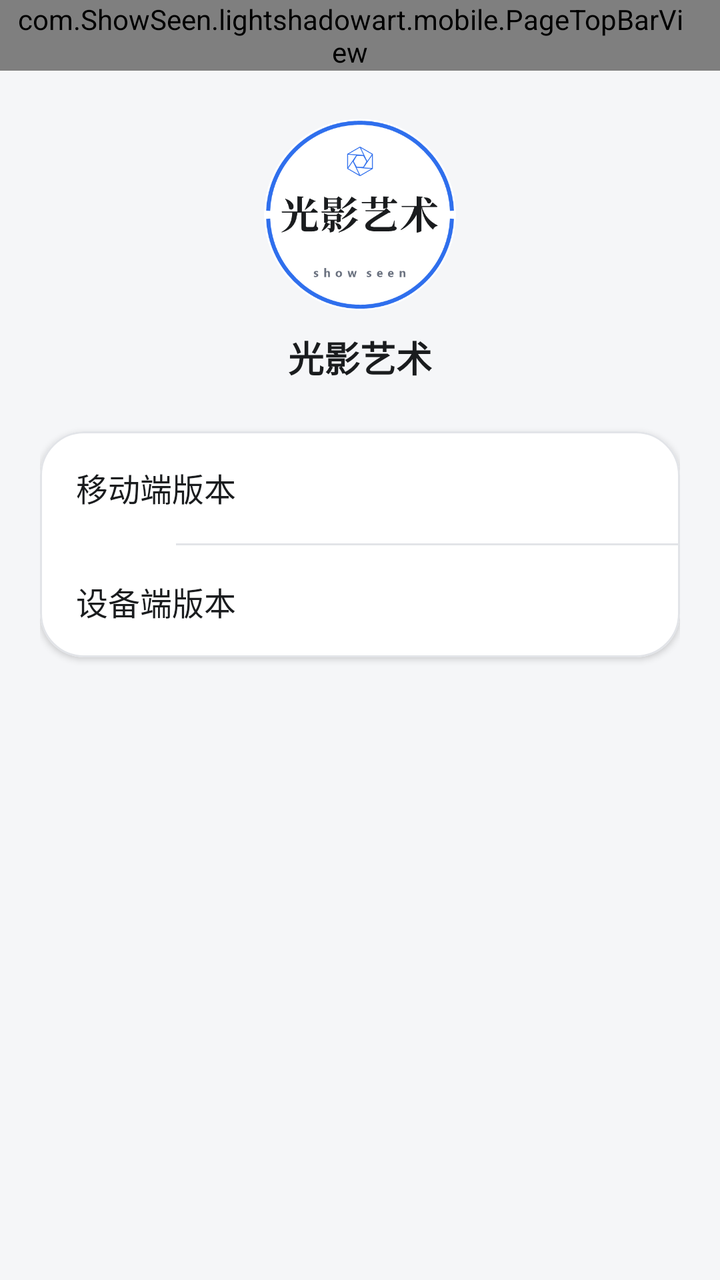
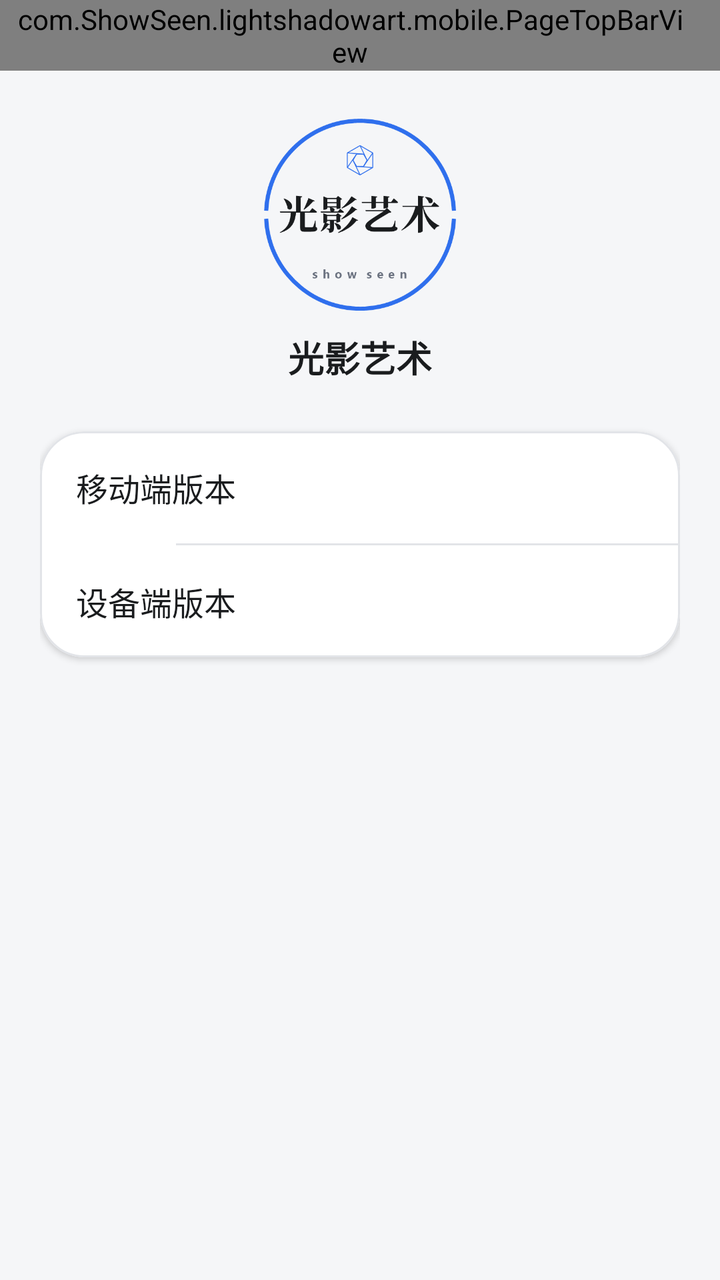

An Android layout rendered at two revisions. The XML below is the earlier revision; the diff shows what the commit changed to produce the second picture.
<!-- AndroidManifest.xml: application theme Theme.LightShadowArtPhone -->
<!-- res/layout/activity_about.xml -->
<?xml version="1.0" encoding="utf-8"?>
<LinearLayout xmlns:android="http://schemas.android.com/apk/res/android"
    xmlns:app="http://schemas.android.com/apk/res-auto"
    android:layout_width="match_parent"
    android:layout_height="match_parent"
    android:background="@color/app_bg"
    android:orientation="vertical">

    <com.ShowSeen.lightshadowart.mobile.PageTopBarView
        android:id="@+id/about_top_bar"
        android:layout_width="match_parent"
        android:layout_height="wrap_content"
        android:paddingStart="8dp"
        android:paddingEnd="@dimen/card_padding" />

    <ScrollView
        android:layout_width="match_parent"
        android:layout_height="0dp"
        android:layout_weight="1"
        android:clipToPadding="false"
        android:fillViewport="true">

        <LinearLayout
            android:layout_width="match_parent"
            android:layout_height="wrap_content"
            android:orientation="vertical"
            android:paddingStart="@dimen/page_horizontal_padding"
            android:paddingTop="@dimen/page_vertical_padding"
            android:paddingEnd="@dimen/page_horizontal_padding"
            android:paddingBottom="@dimen/page_vertical_padding">

            <ImageView
                android:layout_width="@dimen/about_logo_size"
                android:layout_height="@dimen/about_logo_size"
                android:layout_gravity="center_horizontal"
                android:background="@drawable/bg_brand_logo_circle"
                android:padding="@dimen/brand_logo_inset"
                android:clipToOutline="true"
                android:contentDescription="@string/about_app_icon_desc"
                android:scaleType="fitCenter"
                android:src="@drawable/ic_brand_logo" />

            <TextView
                android:id="@+id/tv_about_app_name"
                style="@style/Text.TitleMedium"
                android:layout_width="match_parent"
                android:layout_height="wrap_content"
                android:layout_marginTop="@dimen/item_gap"
                android:gravity="center"
                android:text="@string/app_name" />

            <com.google.android.material.card.MaterialCardView
                style="@style/SurfaceCard"
                android:layout_width="match_parent"
                android:layout_height="wrap_content"
                android:layout_marginTop="@dimen/page_vertical_padding">

                <LinearLayout
                    android:layout_width="match_parent"
                    android:layout_height="wrap_content"
                    android:orientation="vertical">

                    <LinearLayout style="@style/Settings.Row">

                        <TextView
                            style="@style/Text.RowTitle"
                            android:layout_width="0dp"
                            android:layout_height="wrap_content"
                            android:layout_weight="1"
                            android:text="@string/about_label_mobile_version" />

                        <TextView
                            android:id="@+id/tv_about_mobile_version"
                            style="@style/Text.RowValue"
                            android:layout_width="wrap_content"
                            android:layout_height="wrap_content" />
                    </LinearLayout>

                    <View style="@style/Settings.Divider" />

                    <LinearLayout style="@style/Settings.Row">

                        <TextView
                            style="@style/Text.RowTitle"
                            android:layout_width="0dp"
                            android:layout_height="wrap_content"
                            android:layout_weight="1"
                            android:text="@string/about_label_device_version" />

                        <TextView
                            android:id="@+id/tv_about_device_version"
                            style="@style/Text.RowValue"
                            android:layout_width="wrap_content"
                            android:layout_height="wrap_content" />
                    </LinearLayout>
                </LinearLayout>
            </com.google.android.material.card.MaterialCardView>
        </LinearLayout>
    </ScrollView>

    
    <TextView
        android:id="@+id/tv_about_copyright"
        style="@style/Text.Hint"
        android:layout_width="match_parent"
        android:layout_height="wrap_content"
        android:gravity="center"
        android:paddingStart="@dimen/page_horizontal_padding"
        android:paddingTop="@dimen/item_gap"
        android:paddingEnd="@dimen/page_horizontal_padding"
        android:paddingBottom="@dimen/page_vertical_padding" />
</LinearLayout>
<!-- resources referenced by this layout -->
<resources>
  <color name="app_bg">#F5F6F8</color>
  <dimen name="about_logo_size">96dp</dimen>
  <dimen name="brand_logo_inset">1dp</dimen>
  <dimen name="card_padding">18dp</dimen>
  <dimen name="item_gap">10dp</dimen>
  <dimen name="page_horizontal_padding">20dp</dimen>
  <dimen name="page_vertical_padding">24dp</dimen>
  <!-- drawable bg_brand_logo_circle (drawable) -->
  <?xml version="1.0" encoding="utf-8"?>
  <shape xmlns:android="http://schemas.android.com/apk/res/android"
      android:shape="oval">
      <solid android:color="@color/card_bg" />
  </shape>
  <!-- drawable ic_brand_logo: png bitmap (drawable-xxxhdpi, 20133 bytes) -->
  <string name="about_app_icon_desc">应用图标</string>
  <string name="about_label_device_version">设备端版本</string>
  <string name="about_label_mobile_version">移动端版本</string>
  <string name="app_name">光影艺术</string>
  <style name="Settings.Divider" parent="">
          <item name="android:layout_width">match_parent</item>
          <item name="android:layout_height">@dimen/divider_width</item>
          <item name="android:layout_marginStart">68dp</item>
          <item name="android:background">@color/divider_stroke</item>
      </style>
  <style name="Settings.Row" parent="">
          <item name="android:layout_width">match_parent</item>
          <item name="android:layout_height">wrap_content</item>
          <item name="android:minHeight">56dp</item>
          <item name="android:orientation">horizontal</item>
          <item name="android:gravity">center_vertical</item>
          <item name="android:paddingStart">@dimen/card_padding</item>
          <item name="android:paddingEnd">@dimen/card_padding</item>
      </style>
  <style name="SurfaceCard" parent="Widget.Material3.CardView.Elevated">
          <item name="cardBackgroundColor">@color/card_bg</item>
          <item name="cardCornerRadius">@dimen/corner_large</item>
          <item name="cardElevation">@dimen/card_elevation</item>
          <item name="strokeColor">@color/divider_stroke</item>
          <item name="strokeWidth">@dimen/divider_width</item>
      </style>
  <style name="Text.Hint" parent="">
          <item name="android:textColor">@color/text_secondary</item>
          <item name="android:textSize">@dimen/text_hint</item>
      </style>
  <style name="Text.RowTitle" parent="">
          <item name="android:textColor">@color/text_primary</item>
          <item name="android:textSize">@dimen/text_row_title</item>
      </style>
  <style name="Text.RowValue" parent="">
          <item name="android:textColor">@color/text_secondary</item>
          <item name="android:textSize">@dimen/text_body</item>
      </style>
  <style name="Text.TitleMedium" parent="">
          <item name="android:textColor">@color/text_primary</item>
          <item name="android:textSize">@dimen/text_title_medium</item>
          <item name="android:textStyle">bold</item>
      </style>
  <color name="card_bg">#FFFFFF</color>
  <dimen name="divider_width">1dp</dimen>
  <color name="divider_stroke">#E2E4E8</color>
  <dimen name="corner_large">22dp</dimen>
  <dimen name="card_elevation">2dp</dimen>
  <color name="text_secondary">#6B7280</color>
  <dimen name="text_hint">13sp</dimen>
  <color name="text_primary">#1A1C1E</color>
  <dimen name="text_row_title">16sp</dimen>
  <dimen name="text_body">15sp</dimen>
  <dimen name="text_title_medium">18sp</dimen>
  <color name="primary_blue">#2F6FED</color>
  <color name="on_primary">#FFFFFF</color>
  <color name="primary_soft">#E9EFFD</color>
  <color name="card_tint">#F5F6F8</color>
  <color name="status_destructive">#C0392B</color>
  <!-- unchanged entries left out for length: 1 -->
</resources>

<!-- the commit's change to res/layout/activity_about.xml (unified diff, before → after) -->
@@ -33,9 +33,6 @@
                 android:layout_width="@dimen/about_logo_size"
                 android:layout_height="@dimen/about_logo_size"
                 android:layout_gravity="center_horizontal"
-                android:background="@drawable/bg_brand_logo_circle"
-                android:padding="@dimen/brand_logo_inset"
-                android:clipToOutline="true"
                 android:contentDescription="@string/about_app_icon_desc"
                 android:scaleType="fitCenter"
                 android:src="@drawable/ic_brand_logo" />
<!-- resource entries referenced after the edit -->
@@ -2,18 +2,11 @@
 <resources>
   <color name="app_bg">#F5F6F8</color>
   <dimen name="about_logo_size">96dp</dimen>
-  <dimen name="brand_logo_inset">1dp</dimen>
   <dimen name="card_padding">18dp</dimen>
   <dimen name="item_gap">10dp</dimen>
   <dimen name="page_horizontal_padding">20dp</dimen>
   <dimen name="page_vertical_padding">24dp</dimen>
-  <!-- drawable bg_brand_logo_circle (drawable) -->
-  <?xml version="1.0" encoding="utf-8"?>
-  <shape xmlns:android="http://schemas.android.com/apk/res/android"
-      android:shape="oval">
-      <solid android:color="@color/card_bg" />
-  </shape>
-  <!-- drawable ic_brand_logo: png bitmap (drawable-xxxhdpi, 20133 bytes) -->
+  <!-- drawable ic_brand_logo: png bitmap (drawable-xxxhdpi, 19820 bytes) -->
   <string name="about_app_icon_desc">应用图标</string>
   <string name="about_label_device_version">设备端版本</string>
   <string name="about_label_mobile_version">移动端版本</string>
